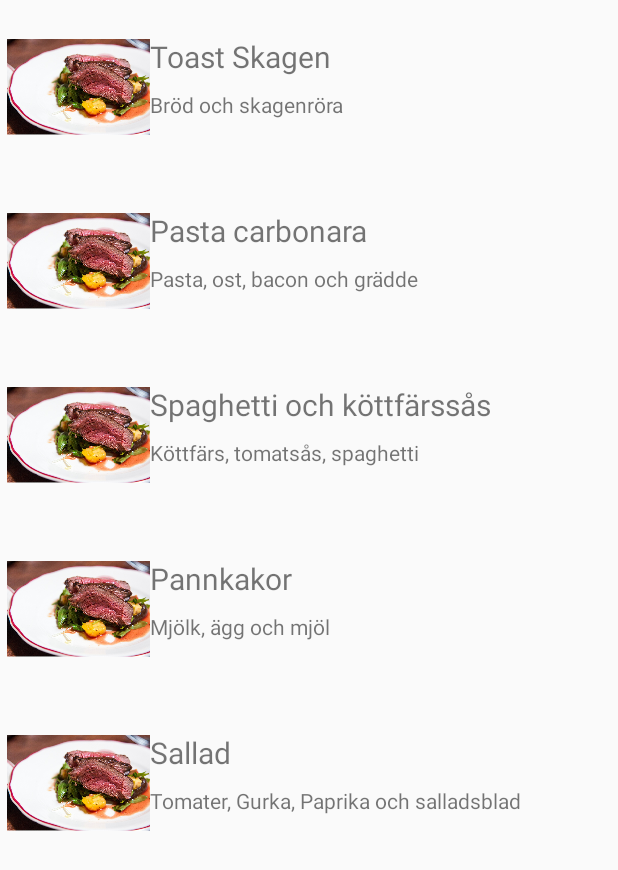
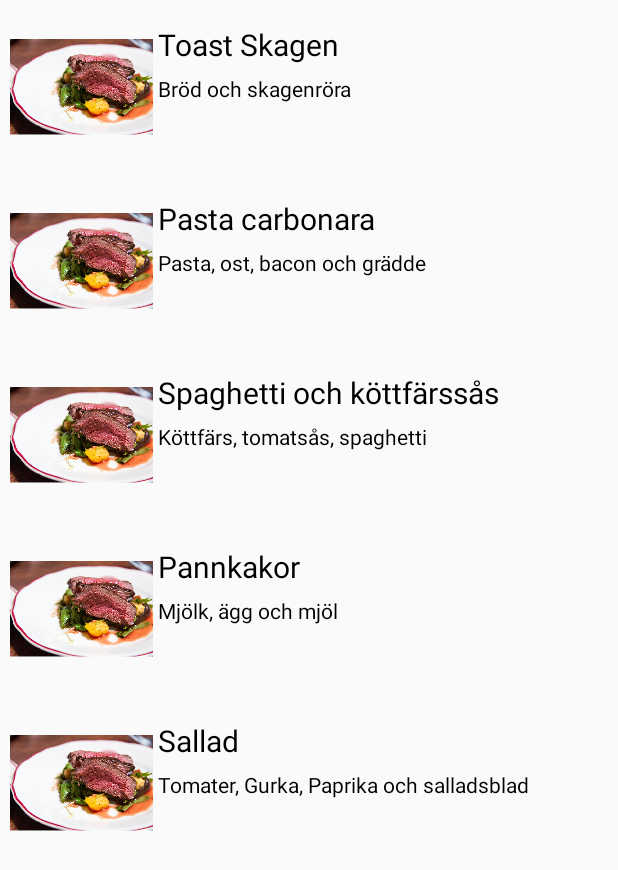
Before and after one commit to sara-sall/ReceptApp, an Android app: the RecepieListActivity screen opened directly, with no data from a screen before it, on a phone screen of 412 x 824 dp. Shown: the top 870 px of the screen. Run offline under Robolectric (Android 15) with nearby library versions, the phone set to English and light mode, and no system bars.

Commit message:
Changes to recepieSquare layout

```diff
--- a/app/src/main/java/com/example/receptapp/RecepieListActivity.java
+++ b/app/src/main/java/com/example/receptapp/RecepieListActivity.java
@@ -8,7 +8,6 @@ import android.support.v7.widget.RecyclerView;
 import java.util.ArrayList;
 
 public class RecepieListActivity extends AppCompatActivity {
-//Hejsan
     private RecyclerView recyclerView;
     private RecyclerView.LayoutManager layoutManager;
     private RecepieListAdapter adapter;
--- a/app/src/main/res/layout/recepie_square.xml
+++ b/app/src/main/res/layout/recepie_square.xml
@@ -13,42 +13,43 @@
         android:id="@+id/recepieSquareTitle"
         android:layout_width="wrap_content"
         android:layout_height="wrap_content"
-            android:layout_marginStart="100dp"
+        android:layout_marginStart="105dp"
         android:layout_marginTop="8dp"
         android:layout_marginEnd="8dp"
         android:layout_marginBottom="8dp"
         android:text="TextView"
+        android:textColor="@android:color/black"
         android:textSize="20sp"
         app:layout_constraintBottom_toBottomOf="parent"
         app:layout_constraintEnd_toEndOf="parent"
         app:layout_constraintHorizontal_bias="0.0"
         app:layout_constraintStart_toStartOf="parent"
         app:layout_constraintTop_toTopOf="parent"
-            app:layout_constraintVertical_bias="0.14" />
+        app:layout_constraintVertical_bias="0.0" />
 
     <TextView
         android:id="@+id/recepieSquareDesc"
         android:layout_width="wrap_content"
         android:layout_height="wrap_content"
-            android:layout_marginStart="100dp"
+        android:layout_marginStart="105dp"
         android:layout_marginTop="4dp"
         android:layout_marginEnd="8dp"
         android:layout_marginBottom="24dp"
         android:text="TextView"
+        android:textColor="@android:color/black"
         app:layout_constraintBottom_toBottomOf="parent"
         app:layout_constraintEnd_toEndOf="parent"
         app:layout_constraintHorizontal_bias="0.0"
         app:layout_constraintStart_toStartOf="parent"
-            app:layout_constraintTop_toBottomOf="@+id/recepieSquareTitle" />
+        app:layout_constraintTop_toBottomOf="@+id/recepieSquareTitle"
+        app:layout_constraintVertical_bias="0.111" />
 
     <ImageView
         android:id="@+id/recepieSquareImage"
         android:layout_width="95dp"
-            android:layout_height="0dp"
+        android:layout_height="match_parent"
         android:layout_marginStart="8dp"
-            android:layout_marginTop="8dp"
         android:layout_marginEnd="8dp"
-            android:layout_marginBottom="8dp"
         app:layout_constraintBottom_toBottomOf="parent"
         app:layout_constraintEnd_toStartOf="@+id/recepieSquareTitle"
         app:layout_constraintHorizontal_bias="0.3"
```
Lines whose indentation alone changed are shown as unchanged.
